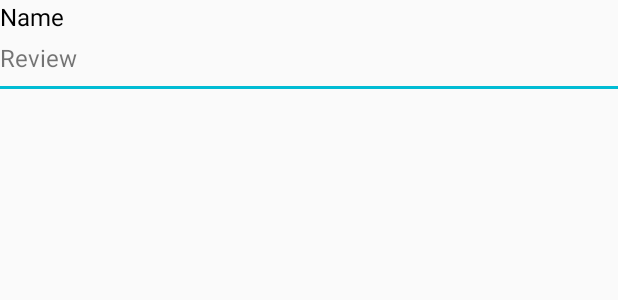
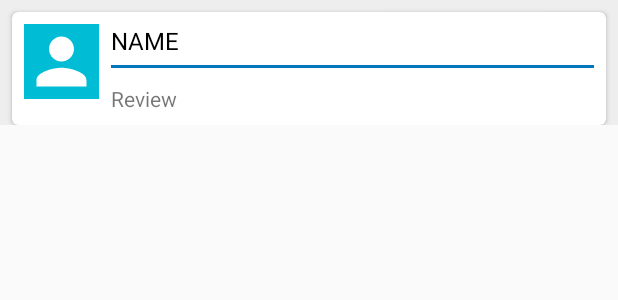
Before and after one commit to raraodd/popular-movie, an Android app: the layout review_item.xml on its own in the app's theme, with its tools: preview values and no code run, on a phone screen of 412 x 824 dp. Shown: the top 300 px of the screen. Run offline under Robolectric (Android 15) with nearby library versions, the phone set to English and light mode, and no system bars.

Commit message:
Change review design to cardview

```diff
--- a/app/src/main/java/com/wendy/popularmovieapp/feature/moviedetail/ReviewListAdapter.java
+++ b/app/src/main/java/com/wendy/popularmovieapp/feature/moviedetail/ReviewListAdapter.java
@@ -67,8 +67,8 @@ public class ReviewListAdapter extends RecyclerView.Adapter<ReviewListAdapter.Re
         }
 
         void bind(Review review) {
-            tvName.setText(String.valueOf(review.getAuthor()));
-            tvContent.setText(String.valueOf(review.getContent()));
+            tvName.setText(review.getAuthor());
+            tvContent.setText(review.getContent());
         }
     }
 }
--- /dev/null
+++ b/app/src/main/res/drawable/ic_person.xml
@@ -0,0 +1,9 @@
+<vector xmlns:android="http://schemas.android.com/apk/res/android"
+        android:width="24dp"
+        android:height="24dp"
+        android:viewportWidth="24.0"
+        android:viewportHeight="24.0">
+    <path
+        android:fillColor="#FFFFFF"
+        android:pathData="M12,12c2.21,0 4,-1.79 4,-4s-1.79,-4 -4,-4 -4,1.79 -4,4 1.79,4 4,4zM12,14c-2.67,0 -8,1.34 -8,4v2h16v-2c0,-2.66 -5.33,-4 -8,-4z"/>
+</vector>
--- a/app/src/main/res/layout/review_item.xml
+++ b/app/src/main/res/layout/review_item.xml
@@ -1,9 +1,38 @@
 <?xml version="1.0" encoding="utf-8"?>
-<LinearLayout
-    xmlns:android="http://schemas.android.com/apk/res/android"
+<LinearLayout xmlns:android="http://schemas.android.com/apk/res/android"
     android:layout_width="match_parent"
     android:layout_height="wrap_content"
+    xmlns:app="http://schemas.android.com/apk/res-auto"
+    android:background="@color/colorGrey"
     android:orientation="vertical">
+
+    <android.support.v7.widget.CardView
+        android:layout_width="match_parent"
+        android:layout_height="wrap_content"
+        android:layout_gravity="center"
+        android:layout_marginTop="@dimen/padding_medium"
+        android:layout_marginLeft="@dimen/padding_medium"
+        android:layout_marginRight="@dimen/padding_medium"
+        android:elevation="3dp"
+        app:cardCornerRadius="4dp">
+
+        <LinearLayout
+            android:layout_width="match_parent"
+            android:layout_height="wrap_content"
+            android:padding="@dimen/padding_medium"
+            android:orientation="horizontal">
+
+            <ImageView
+                android:layout_width="50dp"
+                android:layout_height="50dp"
+                android:background="@color/colorAccent"
+                android:src="@drawable/ic_person"/>
+
+            <LinearLayout
+                android:layout_width="match_parent"
+                android:layout_height="wrap_content"
+                android:orientation="vertical"
+                android:paddingLeft="@dimen/padding_medium">
 
                 <TextView
                     android:id="@+id/tv_name_review"
@@ -11,19 +40,28 @@
                     android:layout_height="wrap_content"
                     android:text="Name"
                     android:textSize="@dimen/text_size_medium"
+                    android:textAllCaps="true"
                     android:textColor="@color/colorBlack"/>
+
+                <View
+                    android:layout_width="match_parent"
+                    android:layout_height="@dimen/separator"
+                    android:layout_marginTop="@dimen/padding_small"
+                    android:layout_marginBottom="@dimen/padding_small"
+                    android:background="@color/colorPrimaryDark"/>
+
                 <TextView
                     android:id="@+id/tv_content_review"
                     android:layout_width="match_parent"
                     android:layout_height="wrap_content"
                     android:paddingTop="@dimen/padding_small"
                     android:text="Review"
-        android:textSize="@dimen/text_size_medium"/>
-    <View
-        android:layout_width="wrap_content"
-        android:layout_height="@dimen/separator"
-        android:background="@color/colorAccent"
-        android:layout_marginTop="@dimen/margin_medium"
-        android:layout_marginBottom="@dimen/margin_medium"/>
+                    android:textSize="@dimen/text_size_small"/>
 
             </LinearLayout>
+        </LinearLayout>
+
+
+    </android.support.v7.widget.CardView>
+
+</LinearLayout>
--- a/app/src/main/res/values/colors.xml
+++ b/app/src/main/res/values/colors.xml
@@ -5,6 +5,7 @@
     <color name="colorAccent">#00BCD4</color>
     <color name="colorBlack">#000000</color>
     <color name="colorWhite">#FFFFFF</color>
+    <color name="colorGrey">#EEEEEE</color>
     <color name="colorBlackTransparent">#80000000</color>
     <color name="colorTransparent">#80F2F4FF</color>
     <color name="colorYellow">#FDD835</color>
```
Also changed, not shown: app/build.gradle (+4 -3 lines), app/src/main/java/com/wendy/popularmovieapp/feature/moviedetail/MovieDetailsActivity.java (+10 -2 lines), app/src/main/res/layout/activity_movie_details.xml (+26 -2 lines), 1 other file. Lines whose indentation alone changed are shown as unchanged.
